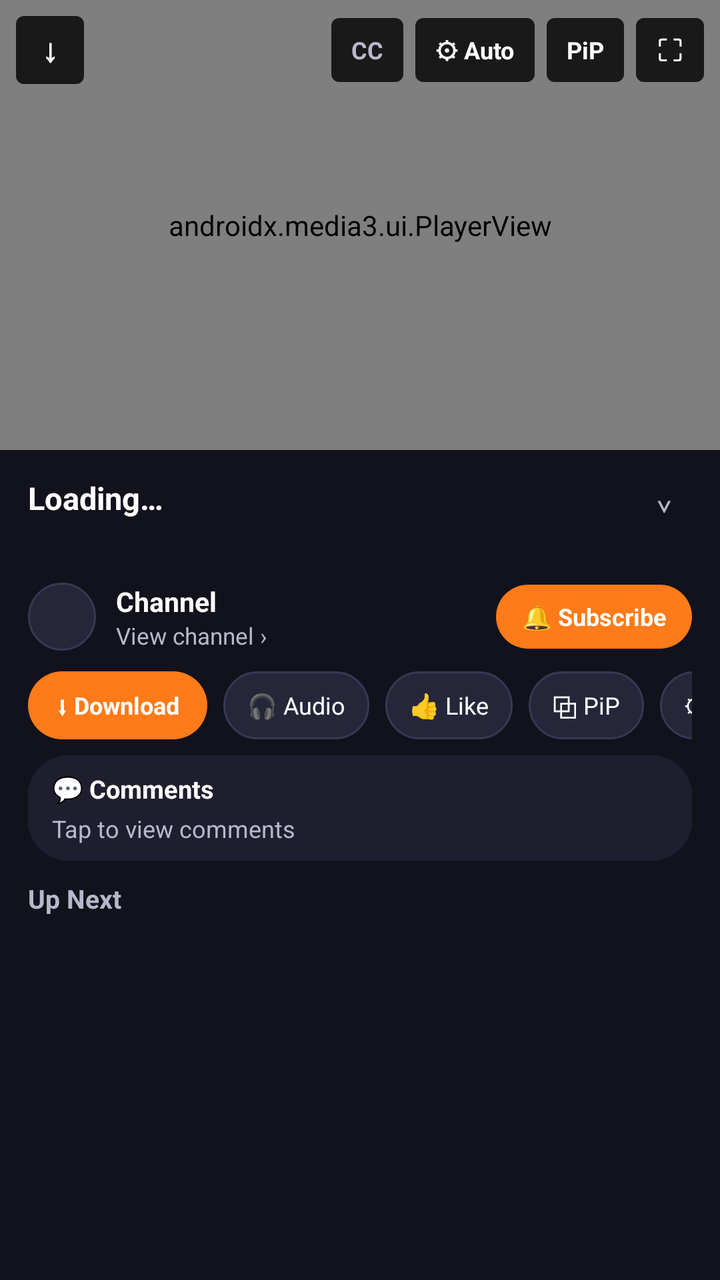
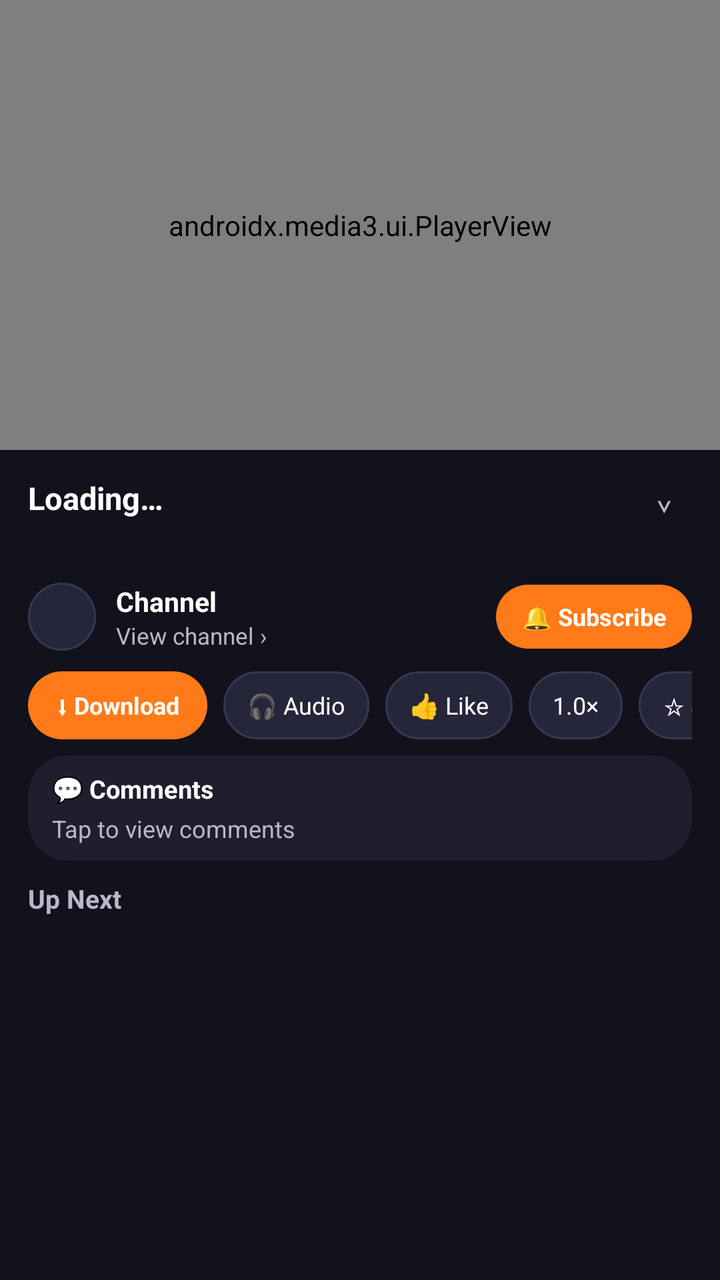

The first picture is an Android layout as it rendered before a commit; the second is the same layout after the commit. The layout source and the unified diff follow.
<!-- AndroidManifest.xml: application theme Theme.GrabAll -->
<!-- res/layout/activity_youtube_player.xml -->
<?xml version="1.0" encoding="utf-8"?>
<LinearLayout xmlns:android="http://schemas.android.com/apk/res/android"
    xmlns:app="http://schemas.android.com/apk/res-auto"
    android:layout_width="match_parent"
    android:layout_height="match_parent"
    android:background="@color/graball_bg"
    android:orientation="vertical">

    
    <FrameLayout
        android:id="@+id/playerContainer"
        android:layout_width="match_parent"
        android:layout_height="225dp"
        android:background="#000000">

        <androidx.media3.ui.PlayerView
            android:id="@+id/ytPlayerView"
            android:layout_width="match_parent"
            android:layout_height="match_parent"
            app:resize_mode="fit"
            app:show_buffering="when_playing"
            app:surface_type="surface_view"
            app:use_controller="true" />

        
        <TextView
            android:id="@+id/audioOnlyBanner"
            android:layout_width="wrap_content"
            android:layout_height="wrap_content"
            android:layout_gravity="top|center_horizontal"
            android:layout_marginTop="48dp"
            android:background="@drawable/yt_hud_bg"
            android:clickable="false"
            android:focusable="false"
            android:paddingStart="14dp"
            android:paddingTop="6dp"
            android:paddingEnd="14dp"
            android:paddingBottom="6dp"
            android:text="🎧 Audio-Only Mode (Battery Saver)"
            android:textColor="@color/graball_text"
            android:textSize="12sp"
            android:textStyle="bold"
            android:visibility="gone" />

        
        <TextView
            android:id="@+id/gestureHud"
            android:layout_width="wrap_content"
            android:layout_height="wrap_content"
            android:layout_gravity="center"
            android:background="@drawable/yt_hud_bg"
            android:paddingStart="16dp"
            android:paddingTop="8dp"
            android:paddingEnd="16dp"
            android:paddingBottom="8dp"
            android:textColor="@color/graball_text"
            android:textSize="15sp"
            android:textStyle="bold"
            android:visibility="gone" />

        <LinearLayout
            android:id="@+id/playerLoadingBox"
            android:layout_width="wrap_content"
            android:layout_height="wrap_content"
            android:layout_gravity="center"
            android:gravity="center"
            android:orientation="vertical"
            android:visibility="gone">

            <ProgressBar
                android:id="@+id/playerLoading"
                android:layout_width="40dp"
                android:layout_height="40dp"
                android:indeterminateTint="@color/graball_orange" />

            <TextView
                android:id="@+id/playerLoadingText"
                android:layout_width="wrap_content"
                android:layout_height="wrap_content"
                android:layout_marginTop="6dp"
                android:background="@drawable/yt_hud_bg"
                android:paddingStart="12dp"
                android:paddingTop="4dp"
                android:paddingEnd="12dp"
                android:paddingBottom="4dp"
                android:text="Connecting…"
                android:textColor="@color/graball_text"
                android:textSize="12sp" />
        </LinearLayout>

        
        <LinearLayout
            android:id="@+id/playerTopOverlay"
            android:layout_width="match_parent"
            android:layout_height="wrap_content"
            android:layout_gravity="top"
            android:gravity="center_vertical"
            android:orientation="horizontal"
            android:padding="8dp">

            <TextView
                android:id="@+id/btnPlayerBack"
                android:layout_width="34dp"
                android:layout_height="34dp"
                android:background="@drawable/yt_badge_bg"
                android:gravity="center"
                android:text="↓"
                android:textColor="@color/graball_text"
                android:textSize="16sp"
                android:textStyle="bold" />

            <View
                android:layout_width="0dp"
                android:layout_height="1dp"
                android:layout_weight="1" />

            <TextView
                android:id="@+id/btnTopCaptions"
                android:layout_width="wrap_content"
                android:layout_height="32dp"
                android:layout_marginEnd="6dp"
                android:background="@drawable/yt_badge_bg"
                android:gravity="center"
                android:paddingStart="10dp"
                android:paddingEnd="10dp"
                android:text="CC"
                android:textColor="@color/graball_subtext"
                android:textSize="12sp"
                android:textStyle="bold" />

            <TextView
                android:id="@+id/btnTopQuality"
                android:layout_width="wrap_content"
                android:layout_height="32dp"
                android:layout_marginEnd="6dp"
                android:background="@drawable/yt_badge_bg"
                android:gravity="center"
                android:paddingStart="10dp"
                android:paddingEnd="10dp"
                android:text="⚙ Auto"
                android:textColor="@color/graball_text"
                android:textSize="12sp"
                android:textStyle="bold" />

            <TextView
                android:id="@+id/btnTopPip"
                android:layout_width="wrap_content"
                android:layout_height="32dp"
                android:layout_marginEnd="6dp"
                android:background="@drawable/yt_badge_bg"
                android:gravity="center"
                android:paddingStart="10dp"
                android:paddingEnd="10dp"
                android:text="PiP"
                android:textColor="@color/graball_text"
                android:textSize="12sp"
                android:textStyle="bold" />

            <TextView
                android:id="@+id/btnFullscreen"
                android:layout_width="34dp"
                android:layout_height="32dp"
                android:background="@drawable/yt_badge_bg"
                android:gravity="center"
                android:text="⛶"
                android:textColor="@color/graball_text"
                android:textSize="15sp" />
        </LinearLayout>
    </FrameLayout>

    
    <LinearLayout
        android:id="@+id/detailsContainer"
        android:layout_width="match_parent"
        android:layout_height="0dp"
        android:layout_weight="1"
        android:orientation="vertical">

        
        <LinearLayout
            android:id="@+id/playerTitleRow"
            android:layout_width="match_parent"
            android:layout_height="wrap_content"
            android:orientation="vertical"
            android:paddingStart="14dp"
            android:paddingTop="10dp"
            android:paddingEnd="14dp"
            android:paddingBottom="4dp">

            <LinearLayout
                android:layout_width="match_parent"
                android:layout_height="wrap_content"
                android:gravity="top"
                android:orientation="horizontal">

                <TextView
                    android:id="@+id/playerVideoTitle"
                    android:layout_width="0dp"
                    android:layout_height="wrap_content"
                    android:layout_weight="1"
                    android:ellipsize="end"
                    android:maxLines="2"
                    android:text="Loading…"
                    android:textColor="@color/graball_text"
                    android:textSize="15.5sp"
                    android:textStyle="bold" />

                <TextView
                    android:id="@+id/playerDescChevron"
                    android:layout_width="28dp"
                    android:layout_height="28dp"
                    android:gravity="center"
                    android:text="⌄"
                    android:textColor="@color/graball_subtext"
                    android:textSize="16sp" />
            </LinearLayout>

            <TextView
                android:id="@+id/playerVideoMeta"
                android:layout_width="match_parent"
                android:layout_height="wrap_content"
                android:layout_marginTop="2dp"
                android:textColor="@color/graball_subtext"
                android:textSize="12sp" />

            <TextView
                android:id="@+id/playerDescription"
                android:layout_width="match_parent"
                android:layout_height="wrap_content"
                android:layout_marginTop="6dp"
                android:background="@drawable/card_bg"
                android:maxLines="8"
                android:ellipsize="end"
                android:padding="10dp"
                android:textColor="@color/graball_subtext"
                android:textSize="12sp"
                android:visibility="gone" />

            <LinearLayout
                android:id="@+id/playerErrorRow"
                android:layout_width="match_parent"
                android:layout_height="wrap_content"
                android:layout_marginTop="6dp"
                android:gravity="center_vertical"
                android:orientation="horizontal"
                android:visibility="gone">

                <TextView
                    android:id="@+id/playerError"
                    android:layout_width="0dp"
                    android:layout_height="wrap_content"
                    android:layout_weight="1"
                    android:textColor="#FF6B6B"
                    android:textSize="12sp" />

                <TextView
                    android:id="@+id/btnPlayerRetry"
                    android:layout_width="wrap_content"
                    android:layout_height="28dp"
                    android:layout_marginStart="8dp"
                    android:background="@drawable/yt_chip_selected"
                    android:gravity="center"
                    android:paddingStart="12dp"
                    android:paddingEnd="12dp"
                    android:text="↻ Retry"
                    android:textColor="@color/graball_text"
                    android:textSize="12sp"
                    android:textStyle="bold" />
            </LinearLayout>
        </LinearLayout>

        
        <LinearLayout
            android:id="@+id/playerChannelRow"
            android:layout_width="match_parent"
            android:layout_height="wrap_content"
            android:gravity="center_vertical"
            android:orientation="horizontal"
            android:paddingStart="14dp"
            android:paddingTop="6dp"
            android:paddingEnd="14dp"
            android:paddingBottom="6dp">

            <LinearLayout
                android:id="@+id/playerChannelInfo"
                android:layout_width="0dp"
                android:layout_height="wrap_content"
                android:layout_weight="1"
                android:gravity="center_vertical"
                android:orientation="horizontal">

                <ImageView
                    android:id="@+id/playerChannelAvatar"
                    android:layout_width="34dp"
                    android:layout_height="34dp"
                    android:background="@drawable/yt_chip_bg"
                    android:scaleType="centerCrop" />

                <LinearLayout
                    android:layout_width="0dp"
                    android:layout_height="wrap_content"
                    android:layout_marginStart="10dp"
                    android:layout_marginEnd="8dp"
                    android:layout_weight="1"
                    android:orientation="vertical">

                    <TextView
                        android:id="@+id/playerChannelName"
                        android:layout_width="match_parent"
                        android:layout_height="wrap_content"
                        android:ellipsize="end"
                        android:maxLines="1"
                        android:text="Channel"
                        android:textColor="@color/graball_text"
                        android:textSize="13.5sp"
                        android:textStyle="bold" />

                    <TextView
                        android:id="@+id/playerChannelSubs"
                        android:layout_width="match_parent"
                        android:layout_height="wrap_content"
                        android:ellipsize="end"
                        android:maxLines="1"
                        android:text="View channel ›"
                        android:textColor="@color/graball_subtext"
                        android:textSize="11.5sp" />
                </LinearLayout>
            </LinearLayout>

            <TextView
                android:id="@+id/actionSubscribe"
                android:layout_width="wrap_content"
                android:layout_height="32dp"
                android:background="@drawable/yt_chip_selected"
                android:gravity="center"
                android:paddingStart="13dp"
                android:paddingEnd="13dp"
                android:text="🔔 Subscribe"
                android:textColor="@color/graball_text"
                android:textSize="12sp"
                android:textStyle="bold" />
        </LinearLayout>

        
        <HorizontalScrollView
            android:layout_width="match_parent"
            android:layout_height="wrap_content"
            android:paddingStart="14dp"
            android:paddingTop="4dp"
            android:paddingEnd="14dp"
            android:paddingBottom="6dp"
            android:scrollbars="none">

            <LinearLayout
                android:layout_width="wrap_content"
                android:layout_height="wrap_content"
                android:orientation="horizontal">

                <TextView
                    android:id="@+id/actionDownload"
                    android:layout_width="wrap_content"
                    android:layout_height="34dp"
                    android:layout_marginEnd="8dp"
                    android:background="@drawable/yt_chip_selected"
                    android:gravity="center"
                    android:paddingStart="14dp"
                    android:paddingEnd="14dp"
                    android:text="⬇ Download"
                    android:textColor="@color/graball_text"
                    android:textSize="12sp"
                    android:textStyle="bold" />

                <TextView
                    android:id="@+id/actionBgAudio"
                    android:layout_width="wrap_content"
                    android:layout_height="34dp"
                    android:layout_marginEnd="8dp"
                    android:background="@drawable/yt_chip_bg"
                    android:gravity="center"
                    android:paddingStart="12dp"
                    android:paddingEnd="12dp"
                    android:text="🎧 Audio"
                    android:textColor="@color/graball_text"
                    android:textSize="12sp" />

                <TextView
                    android:id="@+id/actionLike"
                    android:layout_width="wrap_content"
                    android:layout_height="34dp"
                    android:layout_marginEnd="8dp"
                    android:background="@drawable/yt_chip_bg"
                    android:gravity="center"
                    android:paddingStart="12dp"
                    android:paddingEnd="12dp"
                    android:text="👍 Like"
                    android:textColor="@color/graball_text"
                    android:textSize="12sp" />

                <TextView
                    android:id="@+id/actionPip"
                    android:layout_width="wrap_content"
                    android:layout_height="34dp"
                    android:layout_marginEnd="8dp"
                    android:background="@drawable/yt_chip_bg"
                    android:gravity="center"
                    android:paddingStart="12dp"
                    android:paddingEnd="12dp"
                    android:text="⧉ PiP"
                    android:textColor="@color/graball_text"
                    android:textSize="12sp" />

                <TextView
                    android:id="@+id/actionQuality"
                    android:layout_width="wrap_content"
                    android:layout_height="34dp"
                    android:layout_marginEnd="8dp"
                    android:background="@drawable/yt_chip_bg"
                    android:gravity="center"
                    android:paddingStart="12dp"
                    android:paddingEnd="12dp"
                    android:text="⚙ Auto"
                    android:textColor="@color/graball_text"
                    android:textSize="12sp" />

                <TextView
                    android:id="@+id/actionSpeed"
                    android:layout_width="wrap_content"
                    android:layout_height="34dp"
                    android:layout_marginEnd="8dp"
                    android:background="@drawable/yt_chip_bg"
                    android:gravity="center"
                    android:paddingStart="12dp"
                    android:paddingEnd="12dp"
                    android:text="1.0×"
                    android:textColor="@color/graball_text"
                    android:textSize="12sp" />

                <TextView
                    android:id="@+id/actionCaptions"
                    android:layout_width="wrap_content"
                    android:layout_height="34dp"
                    android:layout_marginEnd="8dp"
                    android:background="@drawable/yt_chip_bg"
                    android:gravity="center"
                    android:paddingStart="12dp"
                    android:paddingEnd="12dp"
                    android:text="CC"
                    android:textColor="@color/graball_subtext"
                    android:textSize="12sp"
                    android:textStyle="bold" />

                <TextView
                    android:id="@+id/actionBookmark"
                    android:layout_width="wrap_content"
                    android:layout_height="34dp"
                    android:layout_marginEnd="8dp"
                    android:background="@drawable/yt_chip_bg"
                    android:gravity="center"
                    android:paddingStart="12dp"
                    android:paddingEnd="12dp"
                    android:text="☆ Save"
                    android:textColor="@color/graball_text"
                    android:textSize="12sp" />

                <TextView
                    android:id="@+id/actionSponsorBlock"
                    android:layout_width="wrap_content"
                    android:layout_height="34dp"
                    android:layout_marginEnd="8dp"
                    android:background="@drawable/yt_chip_bg"
                    android:gravity="center"
                    android:paddingStart="12dp"
                    android:paddingEnd="12dp"
                    android:text="SB: ON"
                    android:textColor="@color/graball_active"
                    android:textSize="12sp"
                    android:textStyle="bold" />

                <TextView
                    android:id="@+id/actionOpenWeb"
                    android:layout_width="wrap_content"
                    android:layout_height="34dp"
                    android:background="@drawable/yt_chip_bg"
                    android:gravity="center"
                    android:paddingStart="12dp"
                    android:paddingEnd="12dp"
                    android:text="🌐 Web"
                    android:textColor="@color/graball_text"
                    android:textSize="12sp" />
            </LinearLayout>
        </HorizontalScrollView>

        
        <LinearLayout
            android:id="@+id/playerCommentsCard"
            android:layout_width="match_parent"
            android:layout_height="wrap_content"
            android:layout_marginStart="14dp"
            android:layout_marginTop="2dp"
            android:layout_marginEnd="14dp"
            android:layout_marginBottom="6dp"
            android:background="@drawable/card_bg"
            android:orientation="vertical"
            android:paddingStart="12dp"
            android:paddingTop="8dp"
            android:paddingEnd="12dp"
            android:paddingBottom="8dp">

            <TextView
                android:id="@+id/actionComments"
                android:layout_width="match_parent"
                android:layout_height="wrap_content"
                android:text="💬 Comments"
                android:textColor="@color/graball_text"
                android:textSize="12.5sp"
                android:textStyle="bold" />

            <TextView
                android:id="@+id/playerCommentsPreview"
                android:layout_width="match_parent"
                android:layout_height="wrap_content"
                android:layout_marginTop="3dp"
                android:ellipsize="end"
                android:maxLines="1"
                android:text="Tap to view comments"
                android:textColor="@color/graball_subtext"
                android:textSize="12sp" />
        </LinearLayout>

        
        <TextView
            android:layout_width="match_parent"
            android:layout_height="wrap_content"
            android:paddingStart="14dp"
            android:paddingTop="4dp"
            android:paddingEnd="14dp"
            android:paddingBottom="6dp"
            android:text="Up Next"
            android:textColor="@color/graball_subtext"
            android:textSize="13sp"
            android:textStyle="bold" />

        <androidx.recyclerview.widget.RecyclerView
            android:id="@+id/relatedList"
            android:layout_width="match_parent"
            android:layout_height="0dp"
            android:layout_weight="1"
            android:clipToPadding="false"
            android:paddingStart="12dp"
            android:paddingEnd="12dp"
            android:paddingBottom="12dp" />
    </LinearLayout>

</LinearLayout>
<!-- resources referenced by this layout -->
<resources>
  <color name="graball_active">#22C55E</color>
  <color name="graball_bg">#12121C</color>
  <color name="graball_orange">#FF7A18</color>
  <color name="graball_subtext">#B8B8CC</color>
  <color name="graball_text">#FFFFFF</color>
  <!-- drawable card_bg (drawable) -->
  <shape xmlns:android="http://schemas.android.com/apk/res/android"
      android:shape="rectangle">
      <solid android:color="@color/graball_card" />
      <corners android:radius="20dp" />
  </shape>
  <!-- drawable yt_badge_bg (drawable) -->
  <?xml version="1.0" encoding="utf-8"?>
  <shape xmlns:android="http://schemas.android.com/apk/res/android">
      <solid android:color="#CC000000" />
      <corners android:radius="4dp" />
  </shape>
  <!-- drawable yt_chip_bg (drawable) -->
  <?xml version="1.0" encoding="utf-8"?>
  <shape xmlns:android="http://schemas.android.com/apk/res/android">
      <solid android:color="#26263A" />
      <stroke android:width="1dp" android:color="#383854" />
      <corners android:radius="18dp" />
  </shape>
  <!-- drawable yt_chip_selected (drawable) -->
  <?xml version="1.0" encoding="utf-8"?>
  <shape xmlns:android="http://schemas.android.com/apk/res/android">
      <solid android:color="@color/graball_orange" />
      <corners android:radius="18dp" />
  </shape>
  <!-- drawable yt_hud_bg (drawable) -->
  <?xml version="1.0" encoding="utf-8"?>
  <shape xmlns:android="http://schemas.android.com/apk/res/android">
      <solid android:color="#CC12121C" />
      <stroke android:width="1dp" android:color="#55FF7A18" />
      <corners android:radius="20dp" />
  </shape>
  <style name="Theme.GrabAll" parent="Theme.AppCompat.DayNight.NoActionBar">
          <item name="android:statusBarColor">@color/graball_nav</item>
          <item name="android:navigationBarColor">@color/graball_nav</item>
          <item name="colorAccent">@color/graball_orange</item>
      </style>
  <color name="graball_card">#1E1E2E</color>
  <color name="graball_nav">#0E0E16</color>
</resources>

<!-- the commit's change to res/layout/activity_youtube_player.xml (unified diff, before → after) -->
@@ -96,7 +96,8 @@
             android:layout_gravity="top"
             android:gravity="center_vertical"
             android:orientation="horizontal"
-            android:padding="8dp">
+            android:padding="8dp"
+            android:visibility="gone">
 
             <TextView
                 android:id="@+id/btnPlayerBack"
@@ -397,57 +398,17 @@
                     android:textSize="12sp" />
 
                 <TextView
-                    android:id="@+id/actionPip"
-                    android:layout_width="wrap_content"
-                    android:layout_height="34dp"
-                    android:layout_marginEnd="8dp"
-                    android:background="@drawable/yt_chip_bg"
-                    android:gravity="center"
-                    android:paddingStart="12dp"
-                    android:paddingEnd="12dp"
-                    android:text="⧉ PiP"
+                    android:id="@+id/actionSpeed"
+                    android:layout_width="wrap_content"
+                    android:layout_height="34dp"
+                    android:layout_marginEnd="8dp"
+                    android:background="@drawable/yt_chip_bg"
+                    android:gravity="center"
+                    android:paddingStart="12dp"
+                    android:paddingEnd="12dp"
+                    android:text="1.0×"
                     android:textColor="@color/graball_text"
                     android:textSize="12sp" />
-
-                <TextView
-                    android:id="@+id/actionQuality"
-                    android:layout_width="wrap_content"
-                    android:layout_height="34dp"
-                    android:layout_marginEnd="8dp"
-                    android:background="@drawable/yt_chip_bg"
-                    android:gravity="center"
-                    android:paddingStart="12dp"
-                    android:paddingEnd="12dp"
-                    android:text="⚙ Auto"
-                    android:textColor="@color/graball_text"
-                    android:textSize="12sp" />
-
-                <TextView
-                    android:id="@+id/actionSpeed"
-                    android:layout_width="wrap_content"
-                    android:layout_height="34dp"
-                    android:layout_marginEnd="8dp"
-                    android:background="@drawable/yt_chip_bg"
-                    android:gravity="center"
-                    android:paddingStart="12dp"
-                    android:paddingEnd="12dp"
-                    android:text="1.0×"
-                    android:textColor="@color/graball_text"
-                    android:textSize="12sp" />
-
-                <TextView
-                    android:id="@+id/actionCaptions"
-                    android:layout_width="wrap_content"
-                    android:layout_height="34dp"
-                    android:layout_marginEnd="8dp"
-                    android:background="@drawable/yt_chip_bg"
-                    android:gravity="center"
-                    android:paddingStart="12dp"
-                    android:paddingEnd="12dp"
-                    android:text="CC"
-                    android:textColor="@color/graball_subtext"
-                    android:textSize="12sp"
-                    android:textStyle="bold" />
 
                 <TextView
                     android:id="@+id/actionBookmark"
